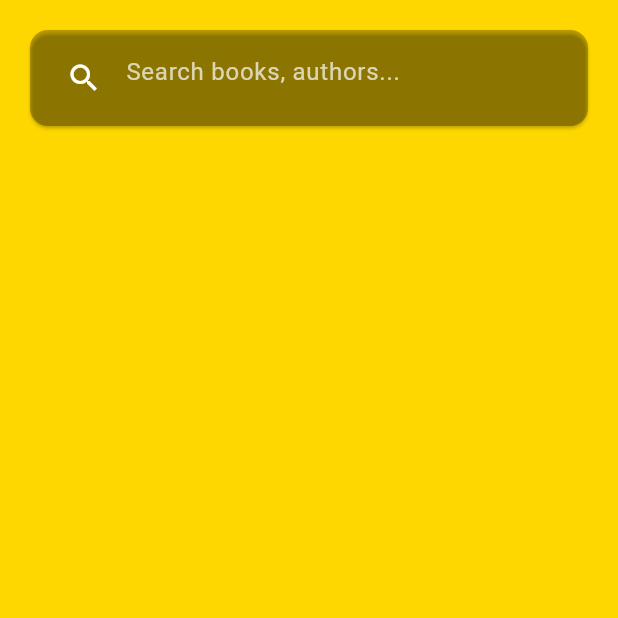
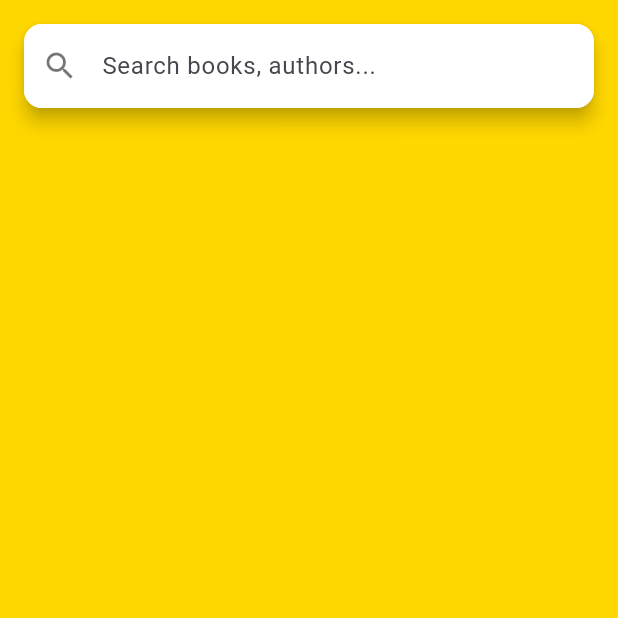
Before and after one commit to ExMe4/chapterHive, a Flutter app: the screen it shows after launch, on a phone screen of 412 x 824 dp, the top half of it. Run offline on Flutter 3.47's test engine with Material 3 defaults, Android fonts, the phone set to English and light mode, and no system bars; our stand-ins replace flutter_rating_bar.

Commit message:
[frontend] adjusted search box and routes

```diff
--- a/frontend/lib/main.dart
+++ b/frontend/lib/main.dart
@@ -20,21 +20,6 @@ class ChapterHiveApp extends StatelessWidget {
       initialRoute: '/',
       routes: {
         '/': (context) => const ExplorePage(),
-        '/bookPage': (context) => const BookPage(
-          title: "Trusting Was The Hardest Part (Hardest Part 2)",
-          author: "Rabia Doğan",
-          authorImage: "https://www.carlsen.de/sites/default/files/styles/s_470_auto/public/autor/foto/urheber5394_0.jpg?itok=QW0opy03",
-          coverImage: "https://images.thalia.media/-/BF750-750/7d0b0eb48a6c4ad5bb22ed4ac7aa6182/trusting-was-the-hardest-part-hardest-part-2-taschenbuch-rabia-dogan.jpeg",
-          pages: 400,
-          averageRating: 4.2,
-          totalReviews: 1542,
-          publicationYear: 2024,
-          genre: "Fiction / Romance / Contemporary",
-          description: "Since Zelal moved to Berlin to study teaching, she has been torn between financial worries and the desire for independence. Without the support of her family, she is on her own. A light seems to emerge when she gets the job of student assistant to the newly hired postdoc Levi Jakab. But then something happens that Zelal never wanted to allow: The two of them begin to have forbidden tension. But Levi's hot-cold signals confuse Zelal until she realizes that he is hiding a secret - one that could cost him his job and throw Zelal back into her painful past.",
-          publisher: "Carlsen",
-          language: "German",
-          isDarkMode: false,
-        ),
         '/authorPage': (context) => const AuthorPage(),
       },
     );
--- a/frontend/lib/pages/explore_page.dart
+++ b/frontend/lib/pages/explore_page.dart
@@ -1,7 +1,8 @@
 import 'dart:convert';
 import 'package:flutter/material.dart';
+import 'package:http/http.dart' as http;
 import '../utils/strings.dart';
-import 'package:http/http.dart' as http;
+import 'book_page.dart';
 
 class ExplorePage extends StatefulWidget {
   const ExplorePage({super.key});
@@ -13,29 +14,33 @@ class ExplorePage extends StatefulWidget {
 class _ExplorePageState extends State<ExplorePage> {
   final TextEditingController _searchController = TextEditingController();
   List<dynamic> _books = [];
-  List<dynamic> _authors = [];
+  bool _isLoading = false;
 
   Future<void> _searchBooks(String query) async {
     if (query.isEmpty) {
       setState(() {
         _books = [];
-        _authors = [];
       });
       return;
     }
+
+    setState(() => _isLoading = true);
 
     final uri = Uri.parse('http://127.0.0.1:8080/api/explore?query=$query'); // change for prod
     final response = await http.get(uri);
 
     if (response.statusCode == 200) {
-      final data = jsonDecode(response.body);
+      final utf8DecodedData = utf8.decode(response.bodyBytes);
+      final data = jsonDecode(utf8DecodedData);
+
       setState(() {
         _books = data['books'] ?? [];
-        _authors = data['authors'] ?? [];
       });
     } else {
       print("Error fetching books: ${response.body}");
     }
+
+    setState(() => _isLoading = false);
   }
 
   @override
@@ -43,65 +48,95 @@ class _ExplorePageState extends State<ExplorePage> {
     return Scaffold(
       backgroundColor: const Color(0xFFFFD700),
       body: SafeArea(
-        child: Padding(
-          padding: const EdgeInsets.all(16.0),
         child: Column(
-            crossAxisAlignment: CrossAxisAlignment.start,
           children: [
             _buildSearchBar(),
-              const SizedBox(height: 16),
-              _buildResults(),
+            if (_books.isNotEmpty) _buildDropdownResults(),
           ],
-          ),
         ),
       ),
     );
   }
 
   Widget _buildSearchBar() {
-    return Card(
-      color: Colors.black.withAlpha((0.25 * 255).toInt()),
-      shape: RoundedRectangleBorder(borderRadius: BorderRadius.circular(12)),
-      child: Padding(
-        padding: const EdgeInsets.symmetric(horizontal: 12, vertical: 8),
+    return Padding(
+      padding: const EdgeInsets.all(16.0),
+      child: Column(
+        children: [
+          Material(
+            elevation: 5,
+            borderRadius: BorderRadius.circular(12),
             child: TextField(
               controller: _searchController,
               onChanged: _searchBooks,
               decoration: InputDecoration(
                 hintText: AppStrings.searchBoxHint,
-            hintStyle: TextStyle(color: Colors.white.withAlpha((0.7 * 255).toInt())),
-            border: InputBorder.none,
-            prefixIcon: const Icon(Icons.search, color: Colors.white),
+                prefixIcon: const Icon(Icons.search, color: Colors.black54),
+                border: OutlineInputBorder(
+                  borderRadius: BorderRadius.circular(12),
+                  borderSide: BorderSide.none,
                 ),
-          style: const TextStyle(color: Colors.white),
+                filled: true,
+                fillColor: Colors.white,
+              ),
+            ),
+          ),
+          if (_isLoading)
+            const Padding(
+              padding: EdgeInsets.all(8.0),
+              child: CircularProgressIndicator(),
+            ),
+        ],
+      ),
+    );
+  }
+
+  Widget _buildDropdownResults() {
+    return Expanded(
+      child: ListView.builder(
+        itemCount: _books.length,
+        itemBuilder: (context, index) {
+          final book = _books[index];
+          return Card(
+            margin: const EdgeInsets.symmetric(horizontal: 16, vertical: 5),
+            elevation: 4,
+            child: ListTile(
+              leading: book['thumbnail'] != null && book['thumbnail'].isNotEmpty
+                  ? Image.network(book['thumbnail'], width: 50, height: 50, fit: BoxFit.cover)
+                  : const Icon(Icons.book, size: 50),
+              title: Text(book['title'], style: const TextStyle(fontSize: 16)),
+              subtitle: Text(
+                "${AppStrings.byAuthor} ${book['authors'].join(", ")}",
+                style: const TextStyle(color: Colors.black54),
+              ),
+              onTap: () => _navigateToBookPage(book),
+            ),
+          );
+        },
+      ),
+    );
+  }
+
+  void _navigateToBookPage(dynamic book) {
+    Navigator.push(
+      context,
+      MaterialPageRoute(
+        builder: (context) => BookPage(
+          title: book['title'],
+          author: book['authors'].join(", "),
+          authorImage: book['authorImage'],
+          coverImage: book['thumbnail'] ?? '',
+          pages: book['pages'],
+          averageRating: book['averageRating']?.toDouble() ?? 0.0,
+          totalReviews: book['totalReviews'] ?? 0,
+          publicationYear: book['publicationYear'],
+          genre: book['genre'],
+          description: book['description'],
+          publisher: book['publisher'],
+          language: book['language'],
+          isDarkMode: false,
         ),
       ),
     );
   }
-
-  Widget _buildResults() {
-    return Expanded(
-      child: ListView.builder(
-        itemCount: _books.length + _authors.length,
-        itemBuilder: (context, index) {
-          if (index < _books.length) {
-            final book = _books[index];
-            return ListTile(
-              leading: book['thumbnail'] != null && book['thumbnail'].isNotEmpty
-                  ? Image.network(book['thumbnail'], width: 50, height: 50, fit: BoxFit.cover)
-                  : const Icon(Icons.book, size: 50),
-              title: Text(book['title']),
-              subtitle: Text("By ${book['authors'].join(", ")}"),
-            );
-          } else {
-            final author = _authors[index - _books.length];
-            return ListTile(
-              leading: const Icon(Icons.person, size: 50),
-              title: Text(author['name']),
-            );
 }
-        },
-      ),
-    );
-  }
-}
```
Lines whose indentation alone changed are shown as unchanged.
